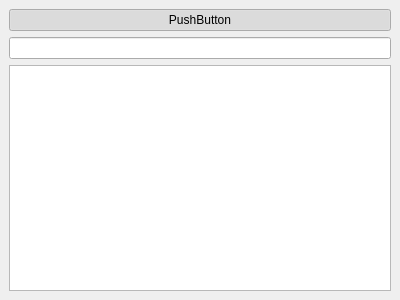
tuxmark5/PenguinDict, file PSearchDock.ui: the form before one commit.
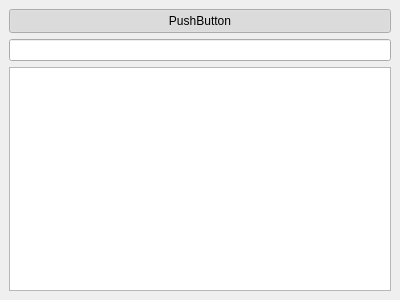
The form after the commit.

Commit message: F2 shortcut to change language

Patch:
```diff
--- a/PSearchDock.ui
+++ b/PSearchDock.ui
@@ -16,7 +16,19 @@
   <widget class="QWidget" name="dockWidgetContents">
    <layout class="QVBoxLayout" name="verticalLayout">
     <item>
-     <widget class="QPushButton" name="modeButton">
+     <widget class="QToolButton" name="modeButton">
+      <property name="sizePolicy">
+       <sizepolicy hsizetype="Minimum" vsizetype="Fixed">
+        <horstretch>0</horstretch>
+        <verstretch>0</verstretch>
+       </sizepolicy>
+      </property>
+      <property name="minimumSize">
+       <size>
+        <width>0</width>
+        <height>24</height>
+       </size>
+      </property>
       <property name="text">
        <string>PushButton</string>
       </property>
```
The commit also changes 1 other file.
